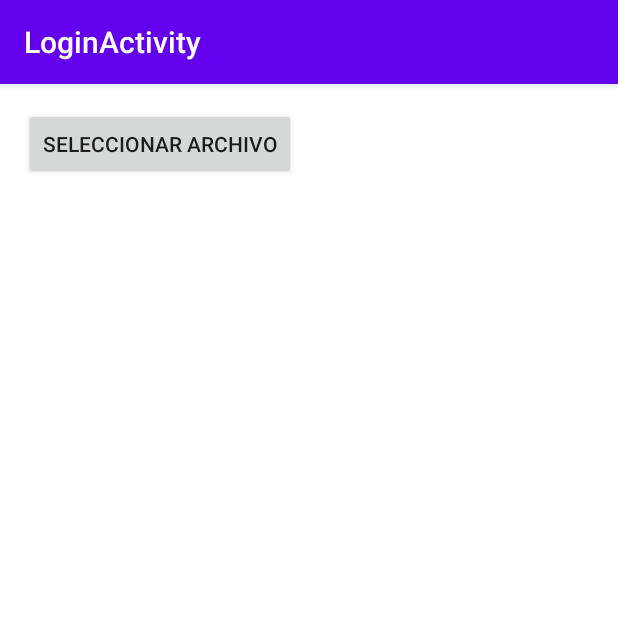
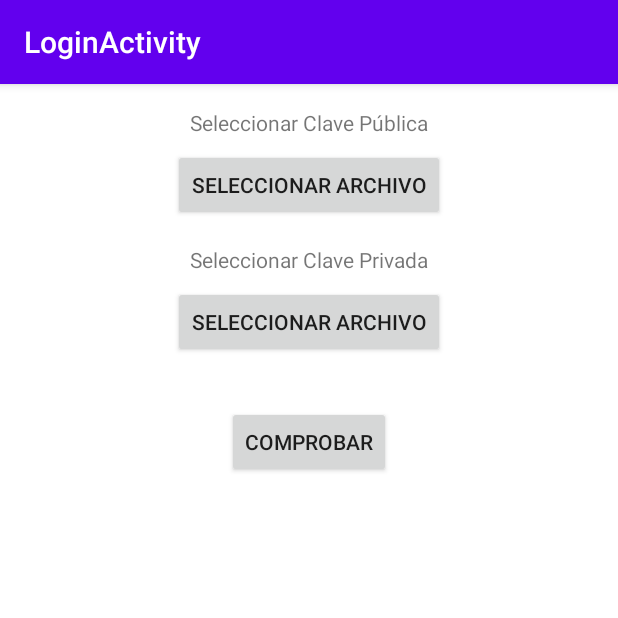
Before and after one commit to GuilledlC/Blockchain, an Android app built with Jetpack Compose: the screen it shows after launch (LoginActivity), after a tap on "SELECCIONAR ARCHIVO", on a phone screen of 412 x 824 dp, the top half of it. Run offline under Robolectric (Android 15) with nearby library versions, the phone set to English and light mode, and no system bars.

Commit message:
Complete Login Activity

```diff
--- a/app/src/main/java/com/example/blockchain/LoginActivity.java
+++ b/app/src/main/java/com/example/blockchain/LoginActivity.java
@@ -1,15 +1,20 @@
 package com.example.blockchain;
 
+import android.app.Activity;
 import android.content.Context;
 import android.content.Intent;
 import android.net.Uri;
 import android.os.Bundle;
 import android.view.View;
 import android.widget.Button;
+import android.widget.ImageView;
 import android.widget.Toast;
 
+import androidx.activity.result.ActivityResultLauncher;
+import androidx.activity.result.contract.ActivityResultContracts;
 import androidx.annotation.Nullable;
 import androidx.appcompat.app.AppCompatActivity;
+import androidx.compose.ui.state.ToggleableState;
 
 import java.io.ByteArrayOutputStream;
 import java.io.IOException;
@@ -21,61 +26,102 @@ import utils.KeyUtils;
 
 public class LoginActivity extends AppCompatActivity {
 
-    private static final int FILE_SELECT_CODE = 0;
+    private ActivityResultLauncher<Intent> fileChooserLauncherPublic;
+    private ActivityResultLauncher<Intent> fileChooserLauncherPrivate;
+    private boolean[] files;
+
 
     @Override
     protected void onCreate(Bundle savedInstanceState) {
         super.onCreate(savedInstanceState);
         setContentView(R.layout.activity_login);
 
-        Button btnSelectFile = findViewById(R.id.btnSelectFile);
-        btnSelectFile.setOnClickListener(new View.OnClickListener() {
+        this.files = new boolean[2];
+
+        Button btnSelectPublicKey = findViewById(R.id.btnSelectPublicKey);
+        Button btnSelectPrivateKey = findViewById(R.id.btnSelectPrivateKey);
+        Button btnCheck = findViewById(R.id.btnCheck);
+
+
+        this.initializerPublic();
+        this.initializerPrivate();
+
+        btnSelectPublicKey.setOnClickListener(new View.OnClickListener() {
             @Override
             public void onClick(View view) {
-                showFileChooser();
+                showFileChooserPublic();
+            }
+        });
+        btnSelectPrivateKey.setOnClickListener(new View.OnClickListener() {
+            @Override
+            public void onClick(View view) {
+                showFileChooserPrivate();
+            }
+        });
+
+        btnCheck.setOnClickListener(new View.OnClickListener() {
+            @Override
+            public void onClick(View view) {
+                manager();
             }
         });
     }
 
-    private void showFileChooser() {
+    private void showFileChooserPublic() {
         Intent intent = new Intent(Intent.ACTION_GET_CONTENT);
-        intent.setType("*/*");
+        intent.setType("application/vnd.exstream-package");
         intent.addCategory(Intent.CATEGORY_OPENABLE);
-
-        try {
-            startActivityForResult(
-                    Intent.createChooser(intent, "Select a file to upload"),
-                    FILE_SELECT_CODE
-            );
-        } catch (android.content.ActivityNotFoundException ex) {
-            Toast.makeText(this, "Please install a File Manager.", Toast.LENGTH_SHORT).show();
-        }
+        fileChooserLauncherPublic.launch(Intent.createChooser(intent, "Select a file to upload"));
     }
 
-    @Override
-    protected void onActivityResult(int requestCode, int resultCode, @Nullable Intent data) {
-        super.onActivityResult(requestCode, resultCode, data);
+    private void showFileChooserPrivate() {
+        Intent intent = new Intent(Intent.ACTION_GET_CONTENT);
+        intent.setType("application/pgp-keys");
+        intent.addCategory(Intent.CATEGORY_OPENABLE);
+        fileChooserLauncherPrivate.launch(Intent.createChooser(intent, "Select a file to upload"));
 
-        if (requestCode == FILE_SELECT_CODE && resultCode == RESULT_OK) {
-            if (data != null) {
-                Uri uri = data.getData();
-                String type = getContentResolver().getType(uri);
-                String path = getPathFromUri(uri);
+    }
 
-                try {
-                    System.out.println(KeyUtils.publicKeyReader(readBytesFromUri(
-                            this, uri)).getAlgorithm());
-                } catch (IOException e) {
-                    throw new RuntimeException(e);
-                } catch (NoSuchAlgorithmException e) {
-                    throw new RuntimeException(e);
-                } catch (InvalidKeySpecException e) {
-                    throw new RuntimeException(e);
+    private void initializerPublic() {
+        fileChooserLauncherPublic = registerForActivityResult(
+                new ActivityResultContracts.StartActivityForResult(),
+                result -> {
+                    if (result.getResultCode() == Activity.RESULT_OK) {
+                        Intent data = result.getData();
+                        if (data != null) {
+                            ImageView ivTickPublic = findViewById(R.id.ivTickPublicKey);
+                            ivTickPublic.setVisibility(View.VISIBLE);
+                            files[0] = true;
+                        }
+                    }
                 }
+        );
+    }
 
-                System.out.println("File Path: " + path + " File Type: " + type);
-            }
-        }
+    private void initializerPrivate() {
+        fileChooserLauncherPrivate = registerForActivityResult(
+                new ActivityResultContracts.StartActivityForResult(),
+                result -> {
+                    if (result.getResultCode() == Activity.RESULT_OK) {
+                        Intent data = result.getData();
+                        if (data != null) {
+                            ImageView ivTickPrivateKey = findViewById(R.id.ivTickPrivateKey);
+                            ivTickPrivateKey.setVisibility(View.VISIBLE);
+                            files[1] = true;
+                        }
+                    }
+                }
+        );
+    }
+
+    private void manager() {
+        if(this.files[0] && this.files[1]){
+            //enviar los files al nodo;
+            Toast.makeText(this, "Safety Checks Underway",
+                    Toast.LENGTH_SHORT).show();
+        } else
+            Toast.makeText(this, "Please, Insert all the files",
+                    Toast.LENGTH_SHORT).show();
     }
 
     public static byte[] readBytesFromUri(Context context, Uri uri) throws IOException {
--- /dev/null
+++ b/app/src/main/res/drawable/ic_tick_green.xml
@@ -0,0 +1,9 @@
+<vector xmlns:android="http://schemas.android.com/apk/res/android"
+	android:width="24dp"
+	android:height="24dp"
+	android:viewportWidth="24"
+	android:viewportHeight="24">
+	<path
+		android:fillColor="#4CAF50"
+		android:pathData="M9,16.17l-3.88,-3.88c-0.39,-0.39 -1.02,-0.39 -1.41,0 -0.39,0.39 -0.39,1.02 0,1.41l4.59,4.59c0.39,0.39 1.02,0.39 1.41,0l10.59,-10.59c0.39,-0.39 0.39,-1.02 0,-1.41 -0.39,-0.39 -1.02,-0.39 -1.41,0L9,16.17z"/>
+</vector>
--- a/app/src/main/res/layout/activity_login.xml
+++ b/app/src/main/res/layout/activity_login.xml
@@ -4,10 +4,73 @@
     android:layout_height="match_parent"
     android:padding="16dp">
 
-    <Button
-        android:id="@+id/btnSelectFile"
+
+    <TextView
+        android:id="@+id/tvSelectPublicKey"
         android:layout_width="wrap_content"
         android:layout_height="wrap_content"
-        android:text="Seleccionar Archivo"/>
+        android:text="Seleccionar Clave Pública"
+        android:layout_alignParentTop="true"
+        android:layout_centerHorizontal="true"/>
 
+
+    <Button
+        android:id="@+id/btnSelectPublicKey"
+        android:layout_width="wrap_content"
+        android:layout_height="wrap_content"
+        android:text="Seleccionar Archivo"
+        android:layout_below="@id/tvSelectPublicKey"
+        android:layout_marginTop="8dp"
+        android:layout_centerHorizontal="true"/>
+
+    <ImageView
+        android:id="@+id/ivTickPublicKey"
+        android:layout_width="wrap_content"
+        android:layout_height="wrap_content"
+        android:src="@drawable/ic_tick_green"
+        android:layout_toEndOf="@id/btnSelectPublicKey"
+        android:layout_alignBottom="@id/btnSelectPublicKey"
+        android:layout_marginStart="8dp"
+        android:visibility="gone"/>
+
+    <!-- Texto descriptivo para seleccionar clave privada -->
+    <TextView
+        android:id="@+id/tvSelectPrivateKey"
+        android:layout_width="wrap_content"
+        android:layout_height="wrap_content"
+        android:text="Seleccionar Clave Privada"
+        android:layout_below="@id/btnSelectPublicKey"
+        android:layout_marginTop="16dp"
+        android:layout_centerHorizontal="true"/>
+
+    <!-- Botón para seleccionar clave privada -->
+    <Button
+        android:id="@+id/btnSelectPrivateKey"
+        android:layout_width="wrap_content"
+        android:layout_height="wrap_content"
+        android:text="Seleccionar Archivo"
+        android:layout_below="@id/tvSelectPrivateKey"
+        android:layout_marginTop="8dp"
+        android:layout_centerHorizontal="true"/>
+
+    <!-- ImageView para mostrar tick verde al seleccionar clave privada -->
+    <ImageView
+        android:id="@+id/ivTickPrivateKey"
+        android:layout_width="wrap_content"
+        android:layout_height="wrap_content"
+        android:src="@drawable/ic_tick_green"
+        android:layout_toEndOf="@id/btnSelectPrivateKey"
+        android:layout_alignBottom="@id/btnSelectPrivateKey"
+        android:layout_marginStart="8dp"
+        android:visibility="gone"/>
+
+    <!-- Botón para comprobar -->
+    <Button
+        android:id="@+id/btnCheck"
+        android:layout_width="wrap_content"
+        android:layout_height="wrap_content"
+        android:text="Comprobar"
+        android:layout_below="@id/btnSelectPrivateKey"
+        android:layout_marginTop="32dp"
+        android:layout_centerHorizontal="true"/>
 </RelativeLayout>
```
